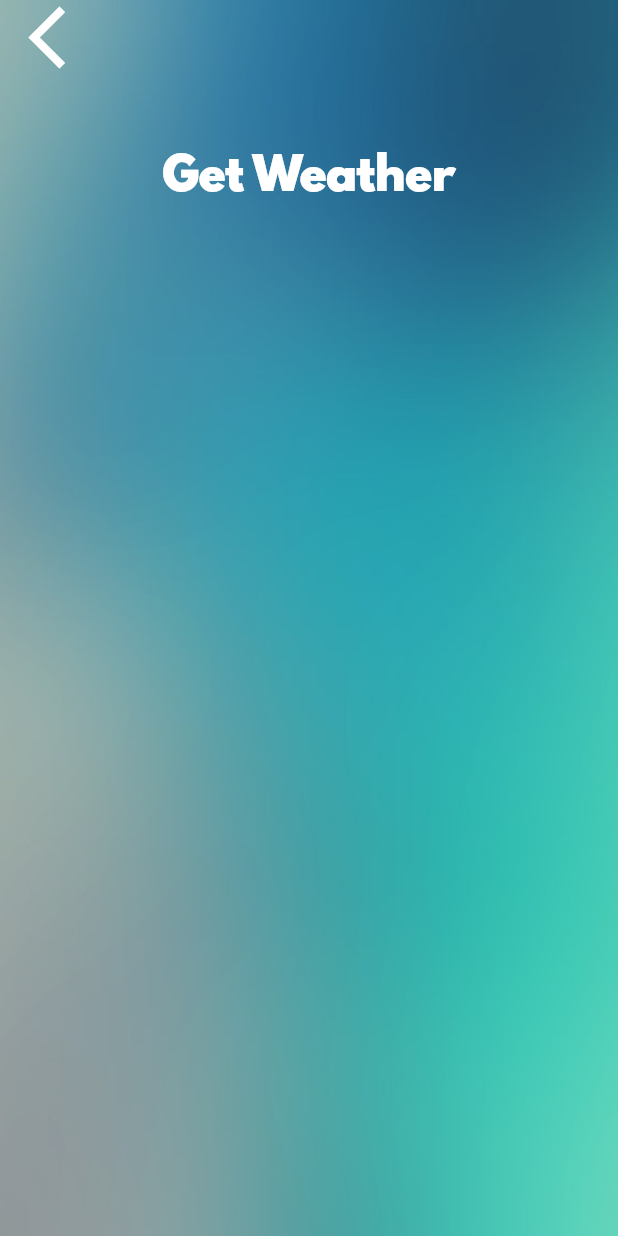
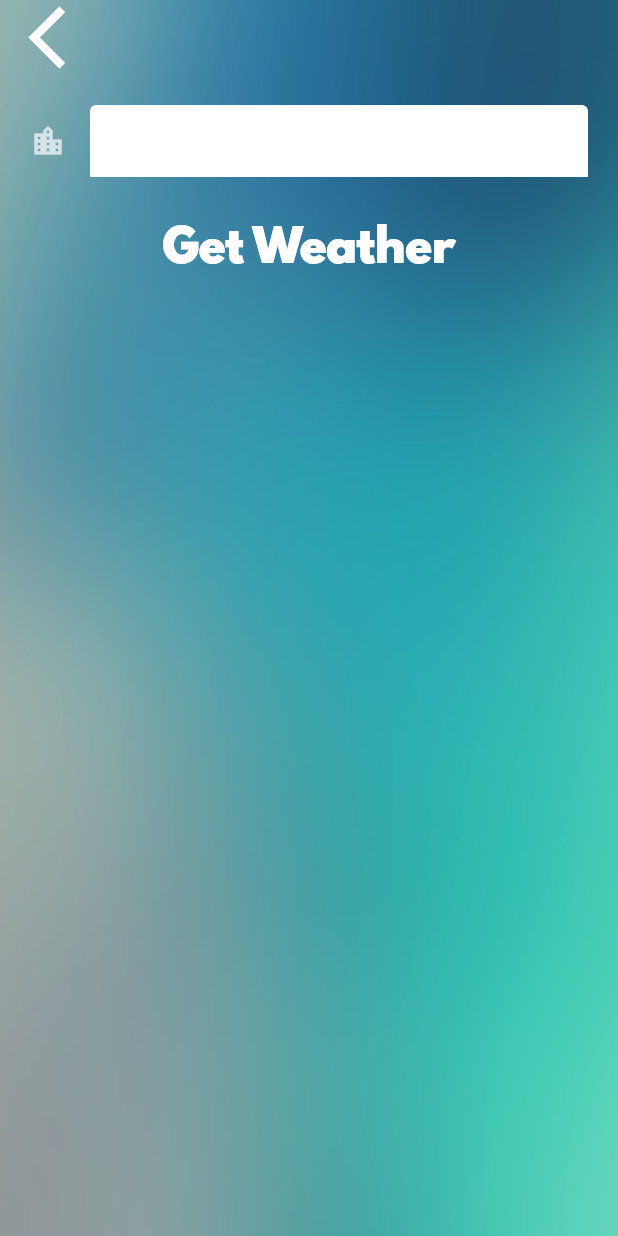
Before and after one commit to itsjmendez/weather_app, a Flutter app: the CityScreen screen opened directly, on a phone screen of 412 x 824 dp. Run offline on Flutter 3.47's test engine with Material 2 defaults, Android fonts, the phone set to English and light mode, and no system bars; our stand-ins replace flutter_spinkit, geolocator; network calls fail.

Commit message:
chore: add icon and text field to city screen.

```diff
--- a/lib/screens/city_screen.dart
+++ b/lib/screens/city_screen.dart
@@ -35,7 +35,13 @@ class _CityScreenState extends State<CityScreen> {
               ),
               Container(
                 padding: EdgeInsets.all(20.0),
-                child: null,
+                child: TextField(
+                  decoration: InputDecoration (
+                    filled: true,
+                    fillColor: Colors.white,
+                    icon: Icon(Icons.location_city),
+                  ),
+                ),
               ),
               FlatButton(
                 onPressed: () {},
```
